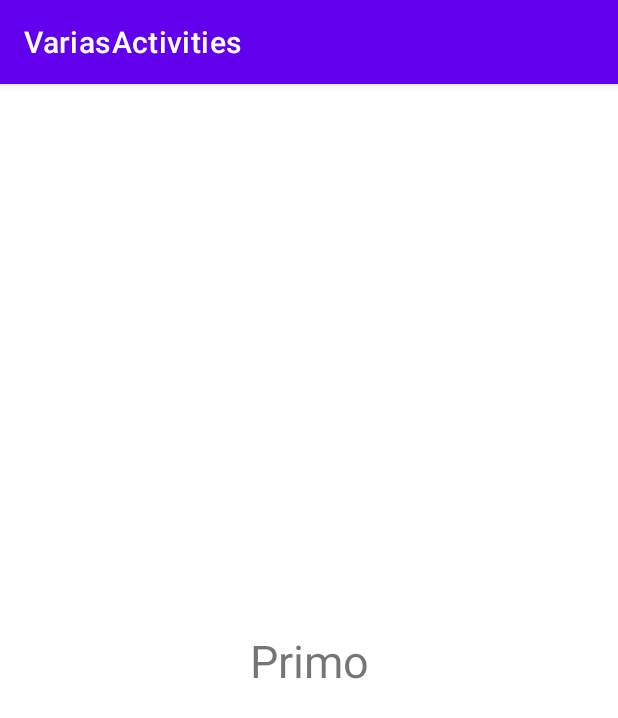
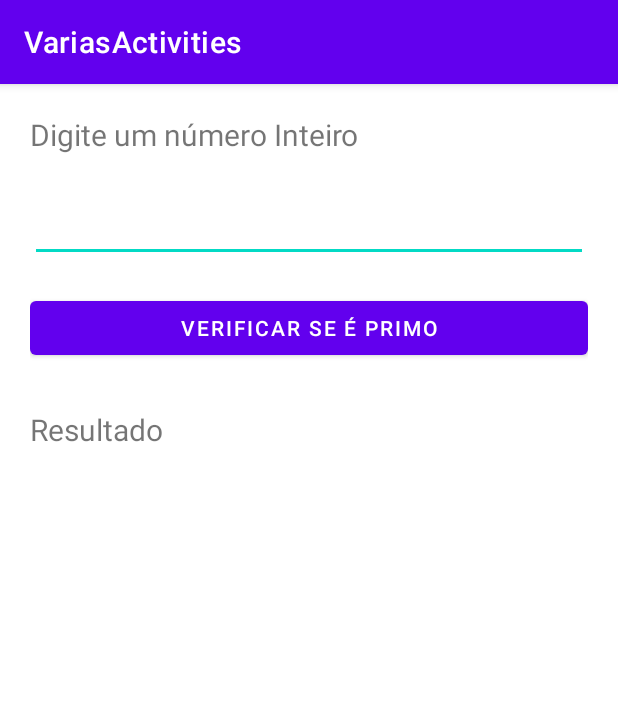
Before and after one commit to Reverdan/ads3e4TEPOO2sem21, an Android app: the screen it shows after launch (actPrimo), after a tap on "NÚMERO PRIMO", on a phone screen of 412 x 824 dp. Shown: the top 718 px of the screen. Run offline under Robolectric (Android 15) with nearby library versions, the phone set to English and light mode, and no system bars.

Commit message:
Varias activities

```diff
--- a/VariasActivities/app/src/main/java/com/example/variasactivities/MainActivity.java
+++ b/VariasActivities/app/src/main/java/com/example/variasactivities/MainActivity.java
@@ -1,9 +1,13 @@
 package com.example.variasactivities;
 
+import androidx.annotation.NonNull;
 import androidx.appcompat.app.AppCompatActivity;
 
 import android.content.Intent;
 import android.os.Bundle;
+import android.view.Menu;
+import android.view.MenuInflater;
+import android.view.MenuItem;
 import android.view.View;
 import android.widget.Button;
 
@@ -25,6 +29,37 @@ public class MainActivity extends AppCompatActivity
         setContentView(R.layout.activity_main);
         inicializarComponentes();
         eventos();
+    }
+
+    @Override
+    public boolean onCreateOptionsMenu(Menu menu)
+    {
+        MenuInflater inflater = getMenuInflater();
+        inflater.inflate(R.menu.menu_principal, menu);
+        return super.onCreateOptionsMenu(menu);
+    }
+
+    @Override
+    public boolean onOptionsItemSelected(@NonNull MenuItem item)
+    {
+//        if (item.getItemId() == R.id.itmPrimo)
+//        {
+//            startActivity(intPrimo);
+//        }
+//        if (item.getItemId() == R.id.itmFatorial)
+//        {
+//            startActivity(intFatorial);
+//        }
+        switch (item.getItemId())
+        {
+            case R.id.itmPrimo:
+                startActivity(intPrimo);
+                return true;
+            case R.id.itmFatorial:
+                startActivity(intFatorial);
+                return true;
+        }
+        return super.onOptionsItemSelected(item);
     }
 
     private void inicializarComponentes()
--- a/VariasActivities/app/src/main/res/layout/activity_act_primo.xml
+++ b/VariasActivities/app/src/main/res/layout/activity_act_primo.xml
@@ -6,15 +6,43 @@
     android:layout_height="match_parent"
     tools:context=".apresentacao.actPrimo">
 
-    <TextView
-        android:id="@+id/textView"
-        android:layout_width="wrap_content"
-        android:layout_height="wrap_content"
-        android:text="Primo"
-        android:textSize="30sp"
-        app:layout_constraintBottom_toBottomOf="parent"
-        app:layout_constraintEnd_toEndOf="parent"
-        app:layout_constraintStart_toStartOf="parent"
-        app:layout_constraintTop_toTopOf="parent" />
+    <LinearLayout
+        android:layout_width="match_parent"
+        android:layout_height="match_parent"
+        android:padding="20sp"
+        android:orientation="vertical">
+
+        <TextView
+            android:id="@+id/txvPrimoMensagem"
+            android:layout_width="match_parent"
+            android:layout_height="wrap_content"
+            android:layout_marginBottom="10sp"
+            android:text="Digite um número Inteiro"
+            android:textSize="20sp" />
+
+        <EditText
+            android:id="@+id/txtPrimoNumero"
+            android:layout_width="match_parent"
+            android:layout_height="wrap_content"
+            android:ems="10"
+            android:inputType="number"
+            android:textSize="30sp"
+            android:layout_marginBottom="20sp"
+            tools:ignore="SpeakableTextPresentCheck" />
+
+        <Button
+            android:id="@+id/btnPrimoCalcular"
+            android:layout_width="match_parent"
+            android:layout_height="wrap_content"
+            android:layout_marginBottom="30sp"
+            android:text="Verificar se é Primo" />
+
+        <TextView
+            android:id="@+id/txvPrimoResultado"
+            android:layout_width="match_parent"
+            android:layout_height="wrap_content"
+            android:textSize="20sp"
+            android:text="Resultado" />
+    </LinearLayout>
 
 </androidx.constraintlayout.widget.ConstraintLayout>
--- /dev/null
+++ b/VariasActivities/app/src/main/res/menu/menu_principal.xml
@@ -0,0 +1,10 @@
+<?xml version="1.0" encoding="utf-8"?>
+<menu xmlns:android="http://schemas.android.com/apk/res/android">
+
+    <item
+        android:id="@+id/itmPrimo"
+        android:title="Primo" />
+    <item
+        android:id="@+id/itmFatorial"
+        android:title="Fatorial" />
+</menu>
```
Also changed, not shown: VariasActivities/app/src/main/res/layout/activity_act_fatorial.xml (+39 -10 lines), 1 other file.
